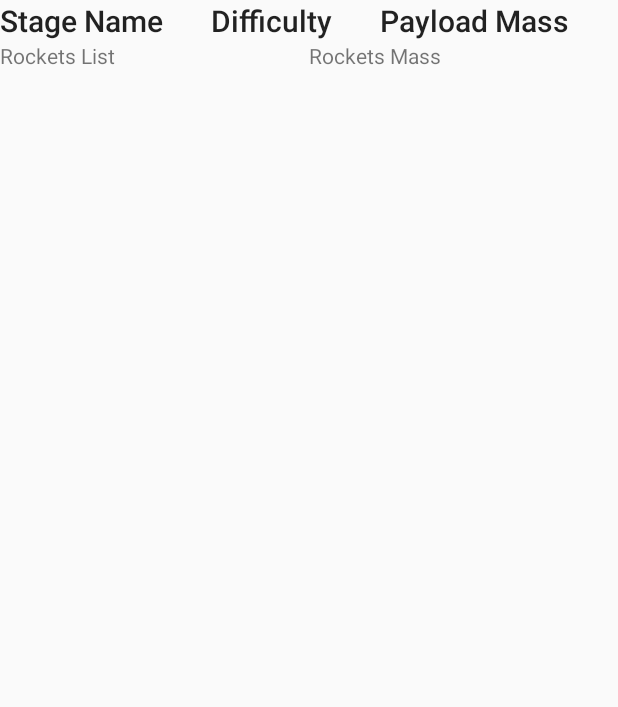
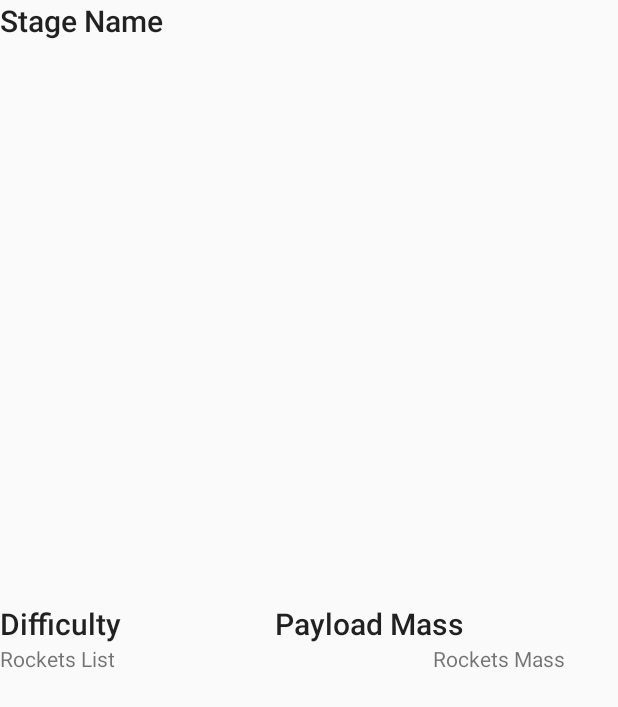
Before and after one commit to Need2Revolt/LEMP, an Android app: the layout stage_listview_item.xml on its own in the app's theme, with its tools: preview values and no code run, on a phone screen of 412 x 824 dp. Shown: the top 707 px of the screen. Run offline under Robolectric (Android 15) with nearby library versions, the phone set to English and light mode, and no system bars.

Commit message:
CLever strings + better layout
Slowly but surely getting there with the UI...
=)

```diff
--- a/app/src/main/res/layout/stage_listview_item.xml
+++ b/app/src/main/res/layout/stage_listview_item.xml
@@ -5,18 +5,18 @@
     android:layout_height="match_parent"
     android:id="@+id/stageListItem">
 
+    <TextView
+        android:text="Stage Name"
+        android:id="@+id/stageName"
+        android:layout_height="wrap_content"
+        android:layout_width="match_parent"
+        android:textAppearance="@style/TextAppearance.AppCompat.Title"
+        android:layout_weight="1" />
+
     <LinearLayout
         android:orientation="horizontal"
         android:layout_width="match_parent"
         android:layout_height="wrap_content">
-
-        <TextView
-            android:text="Stage Name"
-            android:id="@+id/stageName"
-            android:layout_height="wrap_content"
-            android:layout_width="wrap_content"
-            android:textAppearance="@style/TextAppearance.AppCompat.Title"
-            android:layout_weight="1" />
 
         <TextView
             android:text="Difficulty"
@@ -47,14 +47,16 @@
             android:layout_width="match_parent"
             android:layout_height="wrap_content"
             android:id="@+id/rocketsList"
-            android:layout_weight="1" />
+            android:layout_weight="0.3" />
 
         <TextView
             android:text="Rockets Mass"
             android:layout_width="match_parent"
             android:layout_height="wrap_content"
             android:id="@+id/rocketsMass"
-            android:layout_weight="1" />
+            android:layout_weight="0.7"
+            android:layout_gravity="right"
+            android:maxLines="1" />
     </LinearLayout>
 
 </LinearLayout>
```
Also changed, not shown: app/src/main/java/net/octopusstudios/carnospace/lemp/adapter/StagesAdapter.java (+11 -5 lines), app/src/main/res/values/strings.xml (+8 -2 lines).
